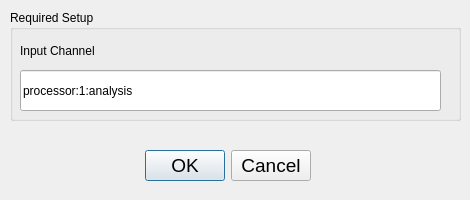
Above: src/dashpva/gui/pv_config.ui from AdvancedPhotonSource/DashPVA before the change. Below: the same form after it.
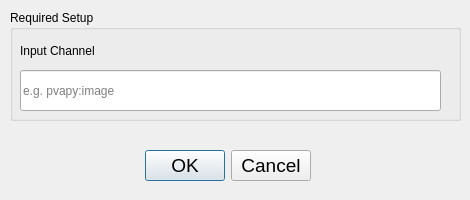
That is the form after the change.

What changed in the file:
```diff
--- a/src/dashpva/gui/pv_config.ui
+++ b/src/dashpva/gui/pv_config.ui
@@ -35,7 +35,10 @@
      </rect>
     </property>
     <property name="text">
-     <string>processor:1:analysis</string>
+     <string></string>
+    </property>
+    <property name="placeholderText">
+     <string>e.g. pvapy:image</string>
     </property>
    </widget>
    <widget class="QLabel" name="lbl_input_channel">
```
